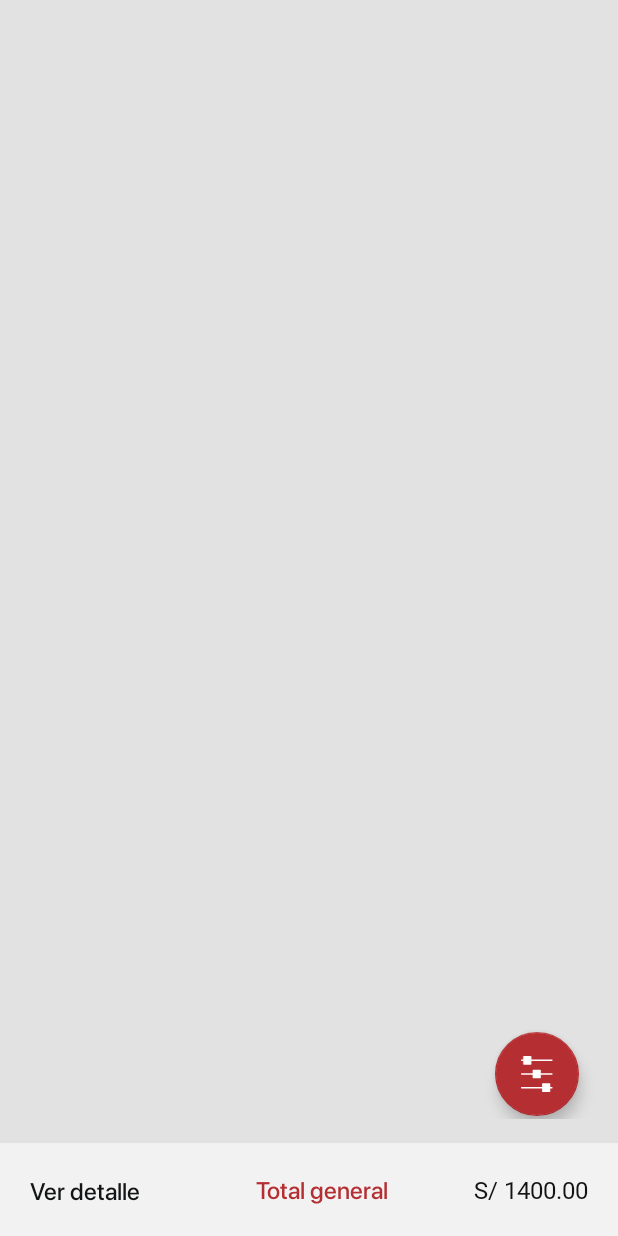
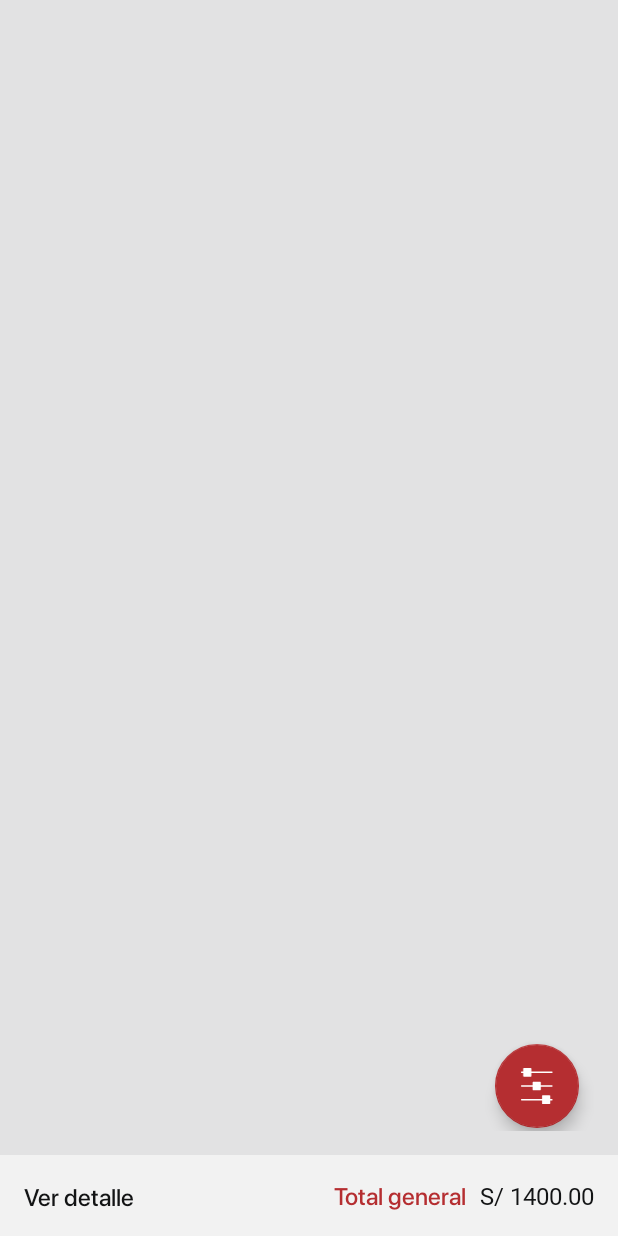
Before and after one commit to pguillena/AppUnibell, an Android app: the layout fragment_cobranza_aprobacion_planilla.xml on its own in the app's theme, with its tools: preview values and no code run, on a phone screen of 412 x 824 dp. Run offline under Robolectric (Android 15) with nearby library versions, the phone set to English and light mode, and no system bars; network calls fail.

Commit message:
fragment aprobacion planiolla

```diff
--- a/app/src/main/java/pe/com/app/unibell/appunibell/Reportes/Activity_Cobranza_Liquidacion_Rep.java
+++ b/app/src/main/java/pe/com/app/unibell/appunibell/Reportes/Activity_Cobranza_Liquidacion_Rep.java
@@ -3,6 +3,7 @@ package pe.com.app.unibell.appunibell.Reportes;
 import android.content.SharedPreferences;
 import android.os.AsyncTask;
 import android.os.Bundle;
+import android.os.StrictMode;
 import android.support.v7.app.AppCompatActivity;
 import pe.com.app.unibell.appunibell.R;
 import pe.com.app.unibell.appunibell.Util.AsyncTask_Liquidacion;
@@ -20,6 +21,11 @@ public class Activity_Cobranza_Liquidacion_Rep extends AppCompatActivity {
             getSupportActionBar().setDisplayHomeAsUpEnabled(true);
             getSupportActionBar().setTitle("REPORTE");
             getSupportActionBar().setSubtitle("");
+
+            //Permite abrir el archivo PDF
+            StrictMode.VmPolicy.Builder builder = new StrictMode.VmPolicy.Builder();
+            StrictMode.setVmPolicy(builder.build());
+
 
             sharedSettings = getSharedPreferences(String.valueOf(R.string.UNIBELL_PREF), MODE_PRIVATE);
             editor_Shared = getSharedPreferences(String.valueOf(R.string.UNIBELL_PREF), MODE_PRIVATE).edit();
--- a/app/src/main/java/pe/com/app/unibell/appunibell/Reportes/Activity_Cobranza_Recibo_Rep.java
+++ b/app/src/main/java/pe/com/app/unibell/appunibell/Reportes/Activity_Cobranza_Recibo_Rep.java
@@ -3,6 +3,7 @@ package pe.com.app.unibell.appunibell.Reportes;
 import android.content.SharedPreferences;
 import android.os.AsyncTask;
 import android.os.Bundle;
+import android.os.StrictMode;
 import android.support.v7.app.AppCompatActivity;
 import pe.com.app.unibell.appunibell.R;
 import pe.com.app.unibell.appunibell.Util.AsyncTask_Recibo;
@@ -21,6 +22,10 @@ public class Activity_Cobranza_Recibo_Rep extends AppCompatActivity {
             getSupportActionBar().setDisplayHomeAsUpEnabled(true);
             getSupportActionBar().setTitle("REPORTE-RECIBO DE COBRANZA");
             getSupportActionBar().setSubtitle("");
+
+            //Permite abrir el archivo PDF
+            StrictMode.VmPolicy.Builder builder = new StrictMode.VmPolicy.Builder();
+            StrictMode.setVmPolicy(builder.build());
 
             sharedSettings = getSharedPreferences(String.valueOf(R.string.UNIBELL_PREF), MODE_PRIVATE);
             editor_Shared = getSharedPreferences(String.valueOf(R.string.UNIBELL_PREF), MODE_PRIVATE).edit();
--- a/app/src/main/res/layout/fragment_cobranza_aprobacion_planilla.xml
+++ b/app/src/main/res/layout/fragment_cobranza_aprobacion_planilla.xml
@@ -45,38 +45,42 @@
         android:layout_width="match_parent"
         android:layout_height="wrap_content"
         android:background="@color/label_blanco_login_unibell"
-        android:orientation="horizontal" >
+        android:orientation="horizontal"
+        android:padding="16dp"
+        >
 
         <TextView
             android:id="@+id/btnVerDetalle"
-            android:layout_width="150dp"
-            android:layout_height="wrap_content"
-            android:focusable="false"
-            android:fontFamily="@font/sf_pro_display_medium"
-            android:padding="@dimen/pad_20dp"
-            android:text="Ver detalle"
-            android:textColor="@color/label_color_menu"
-            android:layout_gravity="bottom"
-            android:textSize="16dp" />
-
-        <TextView
             android:layout_width="wrap_content"
             android:layout_height="wrap_content"
             android:focusable="false"
             android:fontFamily="@font/sf_pro_display_medium"
-            android:padding="@dimen/pad_20dp"
+            android:text="Ver detalle"
+            android:textColor="@color/label_color_menu"
+            android:layout_gravity="bottom"
+            android:textSize="16dp"
+            android:layout_marginRight="10dp"
+            />
+
+        <TextView
+            android:layout_width="0dp"
+            android:layout_height="wrap_content"
+            android:focusable="false"
+            android:fontFamily="@font/sf_pro_display_medium"
             android:text="Total general"
             android:textColor="@color/Button_login_unibell"
             android:gravity="right"
-            android:textSize="16dp" />
+            android:textSize="16dp"
+            android:layout_marginRight="10dp"
+            android:layout_weight="1"
+            />
 
         <TextView
             android:id="@+id/ap_lbltotalg"
-            android:layout_width="match_parent"
+            android:layout_width="wrap_content"
             android:layout_height="wrap_content"
             android:focusable="false"
             android:fontFamily="@font/sf_pro_display_light"
-            android:padding="@dimen/pad_20dp"
             android:text="S/ 1400.00"
             android:gravity="right"
             android:textColor="@color/label_color_menu"
```
Also changed, not shown: app/src/main/res/layout/activity_cobranza_liquidacion.xml (+22 -17 lines).
